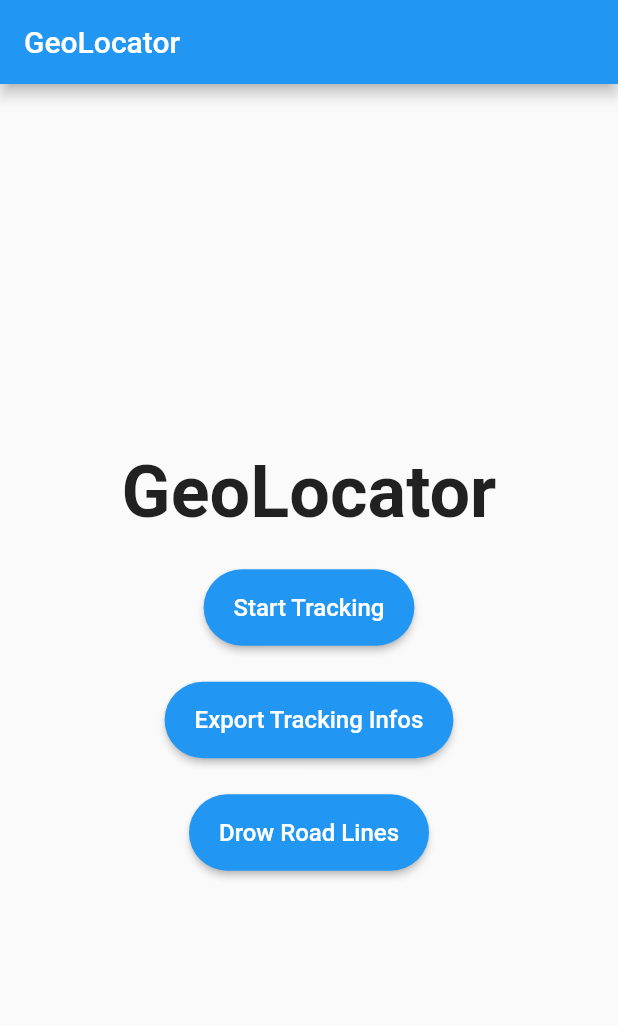
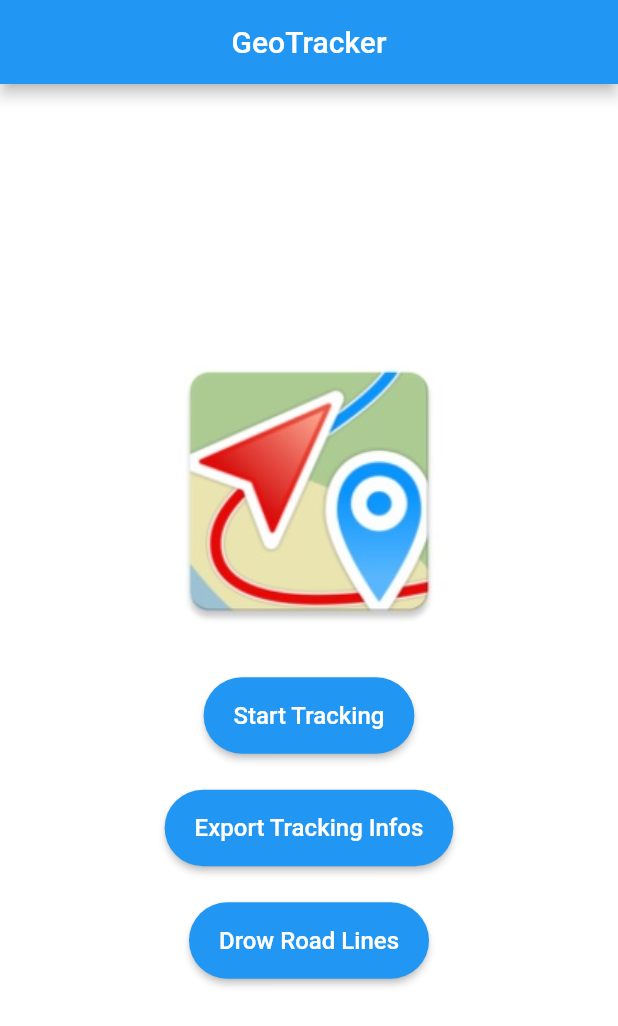
Before and after one commit to mouhass/GeoTracker, a Flutter app: the HomePage screen opened directly, on a phone screen of 412 x 824 dp. Shown: the top 1026 px of the screen. Run offline on Flutter 3.47's test engine with Material 2 defaults, Android fonts, the phone set to English and light mode, and no system bars; our stand-ins replace google_fonts, introduction_screen; missing offline and left inert: flutter_osm_plugin.

Commit message:
modifications in home page

```diff
--- a/lib/home_page.dart
+++ b/lib/home_page.dart
@@ -9,17 +9,16 @@ import 'button_widget.dart';
 class HomePage extends StatelessWidget {
   @override
   Widget build(BuildContext context) => Scaffold(
+        backgroundColor: Colors.white,
         appBar: AppBar(
-          title: Text(MyApp.title),
+          automaticallyImplyLeading: false,
+          title: Center(child: Text("GeoTracker")),
         ),
         body: Center(
           child: Column(
             mainAxisAlignment: MainAxisAlignment.center,
             children: [
-              Text(
-                'GeoLocator',
-                style: TextStyle(fontSize: 48, fontWeight: FontWeight.bold),
-              ),
+              Image.asset('assets/geotracker.png'),
               const SizedBox(height: 24),
               ButtonWidget(
                 text: 'Start Tracking',
@@ -42,8 +41,8 @@ class HomePage extends StatelessWidget {
 
   void goToMap(context) =>
       Navigator.push(context, MaterialPageRoute(builder: (context) => Map()));
-  void goToDataExport(context) =>
-      Navigator.push(context, MaterialPageRoute(builder: (context) => ExportData()));
-  void goToRoadDrow(context) =>
-      Navigator.push(context, MaterialPageRoute(builder: (context) => RoadDrow()));
+  void goToDataExport(context) => Navigator.push(
+      context, MaterialPageRoute(builder: (context) => ExportData()));
+  void goToRoadDrow(context) => Navigator.push(
+      context, MaterialPageRoute(builder: (context) => RoadDrow()));
 }
--- a/lib/road_drow.dart
+++ b/lib/road_drow.dart
@@ -47,6 +47,7 @@ class _RoadDrowState extends State<RoadDrow> {
   Widget build(BuildContext context) {
     return Scaffold(
         appBar: AppBar(
+          // automaticallyImplyLeading: false,
           title: Text("Find your previous paths"),
         ),
         body: OSMFlutter(
```
Also changed, not shown: assets/geotracker.png (added).
